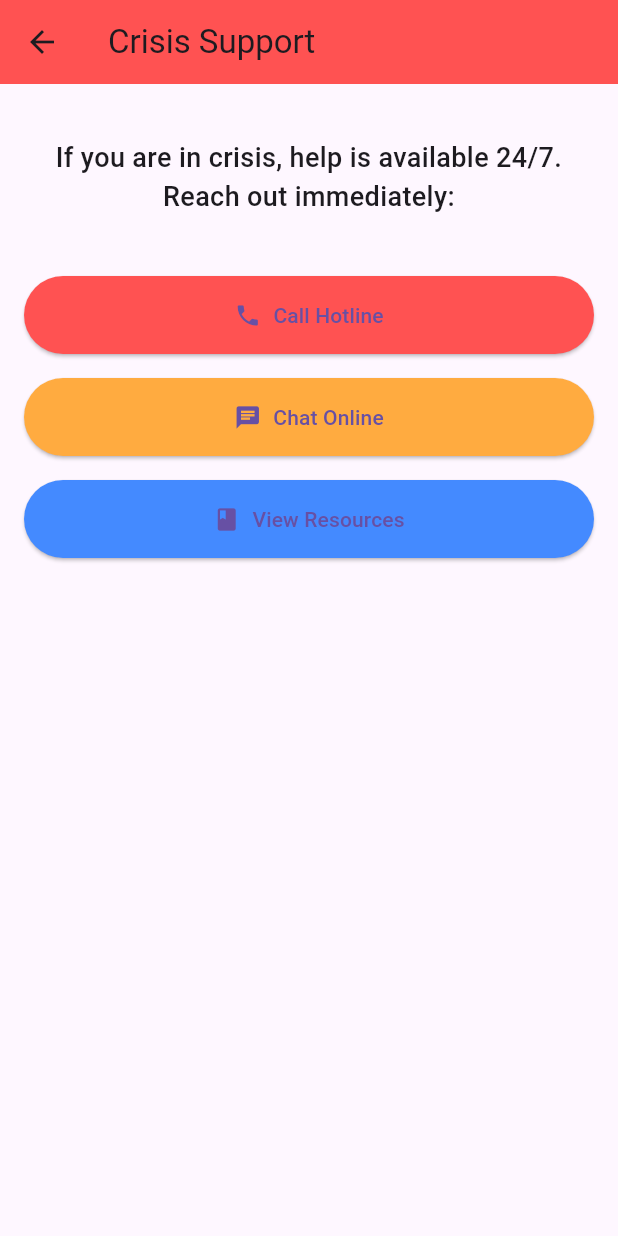
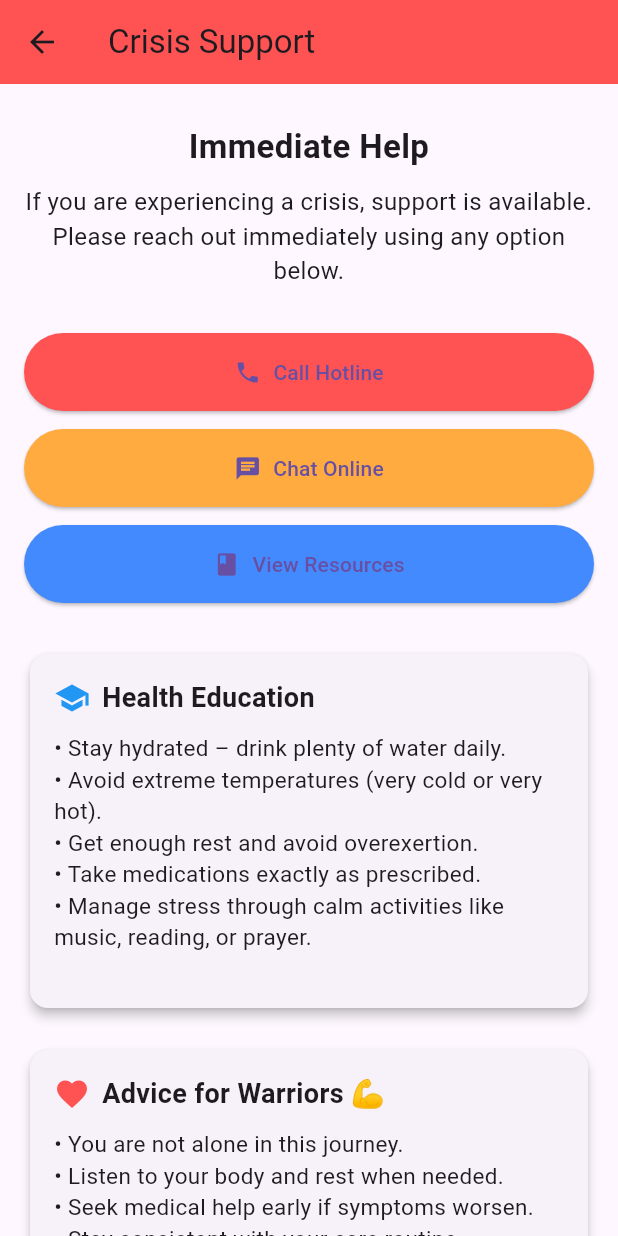
Before and after one commit to NgwinaQuinstarics/sicklecare-mobile, a Flutter app: the CrisisScreen screen opened directly, on a phone screen of 412 x 824 dp. Run offline on Flutter 3.47's test engine with Material 3 defaults, Android fonts, the phone set to English and light mode, and no system bars; our stand-ins replace flutter_secure_storage, geolocator, google_fonts; accounts and stored records are empty.

Commit message:
updated: crises screen , added education content and advice

```diff
--- a/lib/screens/crisis_screen.dart
+++ b/lib/screens/crisis_screen.dart
@@ -1,21 +1,38 @@
 import 'package:flutter/material.dart';
-import 'package:url_launcher/url_launcher.dart'; // Add this to pubspec.yaml
+import 'package:url_launcher/url_launcher.dart';
 
 class CrisisScreen extends StatelessWidget {
   const CrisisScreen({super.key});
 
-  // Example phone numbers or URLs
-  final String hotlineNumber = 'tel:+237653456787';
-  final String chatUrl = 'https://example.com/chat'; // replace with actual chat link
+  // Emergency contacts (Cameroon example)
+  final String hotlineNumber = 'tel:+237 671319479';
+  final String chatUrl = 'https://example.com/chat';
   final String resourcesUrl = 'https://example.com/resources';
 
-  // Function to open a URL or phone
-  void _launchURL(String url) async {
+  // Launch URL / phone
+  Future<void> _launchURL(String url) async {
     final Uri uri = Uri.parse(url);
     if (!await launchUrl(uri)) {
       throw 'Could not launch $url';
     }
   }
+
+  // Educational content (will later come from Firebase)
+  final String educationalContent = '''
+• Stay hydrated – drink plenty of water daily.
+• Avoid extreme temperatures (very cold or very hot).
+• Get enough rest and avoid overexertion.
+• Take medications exactly as prescribed.
+• Manage stress through calm activities like music, reading, or prayer.
+''';
+
+  final String adviceContent = '''
+• You are not alone in this journey.
+• Listen to your body and rest when needed.
+• Seek medical help early if symptoms worsen.
+• Stay consistent with your care routine.
+• Talk to someone you trust when you feel overwhelmed.
+''';
 
   @override
   Widget build(BuildContext context) {
@@ -24,18 +41,34 @@ class CrisisScreen extends StatelessWidget {
         title: const Text('Crisis Support'),
         backgroundColor: Colors.redAccent,
       ),
-      body: Padding(
-        padding: const EdgeInsets.all(16.0),
+      body: SingleChildScrollView(
+        padding: const EdgeInsets.all(16),
         child: Column(
           crossAxisAlignment: CrossAxisAlignment.stretch,
           children: [
-            const SizedBox(height: 20),
+            const SizedBox(height: 10),
+
+            // ===== HEADER =====
             const Text(
-              'If you are in crisis, help is available 24/7. Reach out immediately:',
-              style: TextStyle(fontSize: 18, fontWeight: FontWeight.w500),
+              'Immediate Help',
+              style: TextStyle(
+                fontSize: 22,
+                fontWeight: FontWeight.bold,
+              ),
               textAlign: TextAlign.center,
             ),
-            const SizedBox(height: 40),
+
+            const SizedBox(height: 10),
+
+            const Text(
+              'If you are experiencing a crisis, support is available. Please reach out immediately using any option below.',
+              style: TextStyle(fontSize: 16),
+              textAlign: TextAlign.center,
+            ),
+
+            const SizedBox(height: 30),
+
+            // ===== BUTTONS =====
             ElevatedButton.icon(
               onPressed: () => _launchURL(hotlineNumber),
               icon: const Icon(Icons.phone),
@@ -45,7 +78,9 @@ class CrisisScreen extends StatelessWidget {
                 padding: const EdgeInsets.symmetric(vertical: 16),
               ),
             ),
-            const SizedBox(height: 16),
+
+            const SizedBox(height: 12),
+
             ElevatedButton.icon(
               onPressed: () => _launchURL(chatUrl),
               icon: const Icon(Icons.chat),
@@ -55,7 +90,9 @@ class CrisisScreen extends StatelessWidget {
                 padding: const EdgeInsets.symmetric(vertical: 16),
               ),
             ),
-            const SizedBox(height: 16),
+
+            const SizedBox(height: 12),
+
             ElevatedButton.icon(
               onPressed: () => _launchURL(resourcesUrl),
               icon: const Icon(Icons.book),
@@ -65,6 +102,85 @@ class CrisisScreen extends StatelessWidget {
                 padding: const EdgeInsets.symmetric(vertical: 16),
               ),
             ),
+
+            const SizedBox(height: 30),
+
+            // ===== EDUCATIONAL SECTION =====
+            Card(
+              elevation: 3,
+              shape: RoundedRectangleBorder(
+                borderRadius: BorderRadius.circular(12),
+              ),
+              child: Padding(
+                padding: const EdgeInsets.all(16),
+                child: Column(
+                  children: [
+                    const Row(
+                      children: [
+                        Icon(Icons.school, color: Colors.blue),
+                        SizedBox(width: 8),
+                        Text(
+                          'Health Education',
+                          style: TextStyle(
+                            fontSize: 18,
+                            fontWeight: FontWeight.bold,
+                          ),
+                        ),
+                      ],
+                    ),
+                    const SizedBox(height: 10),
+                    Text(
+                      educationalContent,
+                      style: const TextStyle(fontSize: 15),
+                    ),
+                  ],
+                ),
+              ),
+            ),
+
+            const SizedBox(height: 20),
+
+            // ===== ADVICE SECTION =====
+            Card(
+              elevation: 3,
+              shape: RoundedRectangleBorder(
+                borderRadius: BorderRadius.circular(12),
+              ),
+              child: Padding(
+                padding: const EdgeInsets.all(16),
+                child: Column(
+                  children: [
+                    const Row(
+                      children: [
+                        Icon(Icons.favorite, color: Colors.redAccent),
+                        SizedBox(width: 8),
+                        Text(
+                          'Advice for Warriors 💪',
+                          style: TextStyle(
+                            fontSize: 18,
+                            fontWeight: FontWeight.bold,
+                          ),
+                        ),
+                      ],
+                    ),
+                    const SizedBox(height: 10),
+                    Text(
+                      adviceContent,
+                      style: const TextStyle(fontSize: 15),
+                    ),
+                  ],
+                ),
+              ),
+            ),
+
+            const SizedBox(height: 20),
+
+            // ===== FOOTER =====
+            const Text(
+              'This app provides support but does not replace professional medical care. Always consult a healthcare provider as soon as possible.',
+              style: TextStyle(fontSize: 13, color: Colors.grey),
+              textAlign: TextAlign.center,
+            ),
           ],
         ),
       ),
```
Also changed, not shown: lib/screens/weather_screen.dart (+51 -56 lines), lib/services/weather_service.dart (+9 -9 lines).
